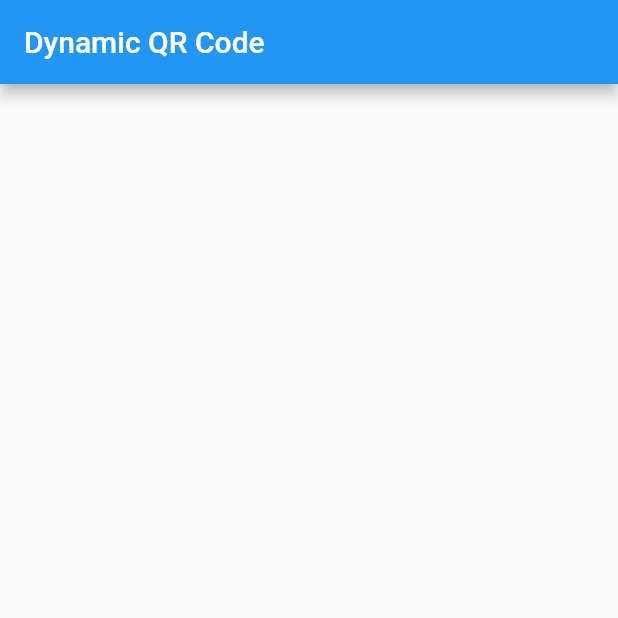
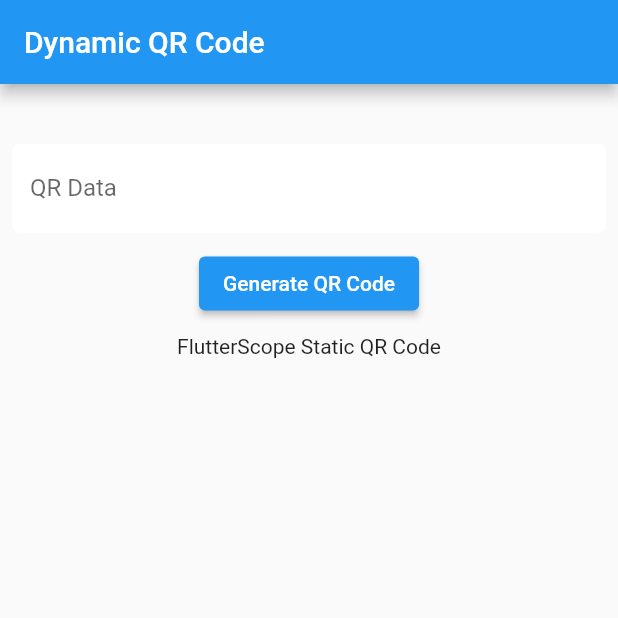
Before and after one commit to flutterscope/fsepu_qr_flutter, a Flutter app: the DynamicQRPage screen opened directly, on a phone screen of 412 x 824 dp, the top half of it. Run offline on Flutter 3.47's test engine with Material 2 defaults, Android fonts, the phone set to English and light mode, and no system bars; our stand-ins replace qr_flutter.

Commit message:
Update dynamic_qr_page.dart

```diff
--- a/lib/dynamic_qr_page.dart
+++ b/lib/dynamic_qr_page.dart
@@ -1,4 +1,5 @@
 import 'package:flutter/material.dart';
+import 'package:qr_flutter/qr_flutter.dart';
 
 class DynamicQRPage extends StatefulWidget {
   const DynamicQRPage({Key? key}) : super(key: key);
@@ -8,13 +9,87 @@ class DynamicQRPage extends StatefulWidget {
 }
 
 class _DynamicQRPageState extends State<DynamicQRPage> {
+  String qrData = "FlutterScope Static QR Code";
+  bool isQRCodeGenerated = false;
+  final TextEditingController _qrDataTextEditingController =
+      TextEditingController();
+
   @override
   Widget build(BuildContext context) {
+    Widget _generatedQRCodeWidget() {
+      return SizedBox(
+        child:
+            QrImage(size: 300.0, backgroundColor: Colors.white, data: qrData),
+      );
+    }
+
+    _generateQRCode() {
+      setState(() {
+        isQRCodeGenerated = true;
+        qrData = _qrDataTextEditingController.text.toString();
+        debugPrint(" ------------- QR Data ------------- ");
+        debugPrint(qrData);
+      });
+    }
+
     return Scaffold(
       appBar: AppBar(
         title: const Text('Dynamic QR Code'),
       ),
-      body: Center(),
+      body: SingleChildScrollView(
+        physics: const BouncingScrollPhysics(),
+        child: Center(
+          child: Padding(
+            padding: const EdgeInsets.symmetric(horizontal: 8.0),
+            child: Column(
+              mainAxisAlignment: MainAxisAlignment.center,
+              children: [
+                const SizedBox(
+                  height: 40.0,
+                ),
+                TextField(
+                  decoration: InputDecoration(
+                    border: OutlineInputBorder(
+                      borderRadius: BorderRadius.circular(5.0),
+                      borderSide: const BorderSide(
+                        width: 0,
+                        style: BorderStyle.none,
+                      ),
+                    ),
+                    focusedBorder: OutlineInputBorder(
+                      borderRadius: BorderRadius.circular(5.0),
+                      borderSide: const BorderSide(
+                        width: 0,
+                        style: BorderStyle.none,
+                      ),
+                    ),
+                    fillColor: Colors.white,
+                    filled: true,
+                    labelText: "QR Data",
+                    hintText: "Enter your QR Data",
+                  ),
+                  controller: _qrDataTextEditingController,
+                  keyboardType: TextInputType.text,
+                ),
+                const SizedBox(
+                  height: 10.0,
+                ),
+                ElevatedButton(
+                    onPressed: _generateQRCode,
+                    child: const Text("Generate QR Code")),
+                const SizedBox(
+                  height: 10.0,
+                ),
+                Text(qrData),
+                const SizedBox(
+                  height: 10.0,
+                ),
+                isQRCodeGenerated ? _generatedQRCodeWidget() : Container(),
+              ],
+            ),
+          ),
+        ),
+      ),
     );
   }
 }
```
